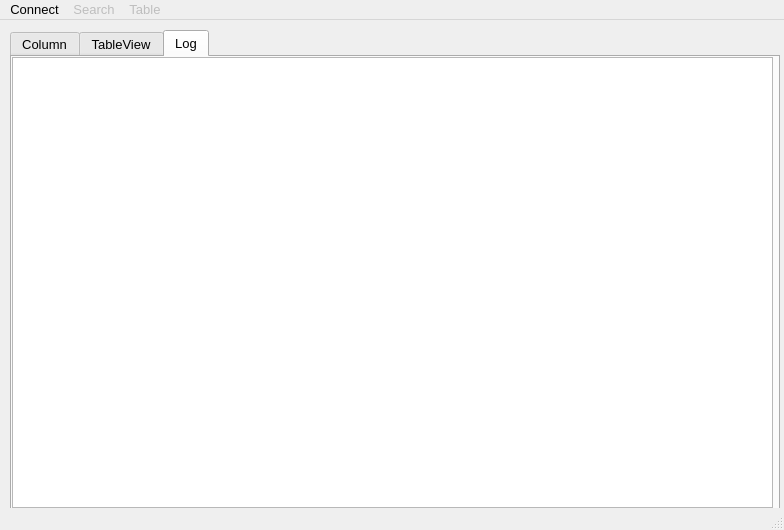
plutorain/PokeDB, file PokeDBWindow.ui: the form before one commit.
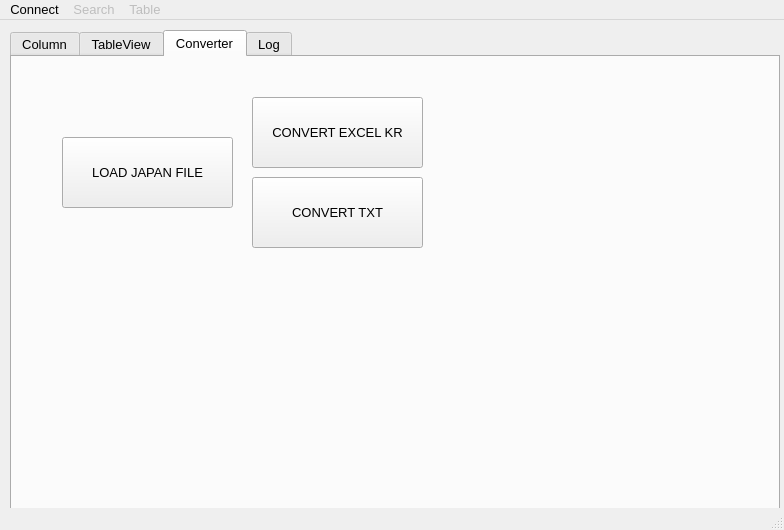
The form after the commit. The open tabs and pages were chosen to show the change.

Commit message:
[FIX] Standard Series Number
Fix Standard Series Number

What changed in the file:
```diff
--- a/PokeDBWindow.ui
+++ b/PokeDBWindow.ui
@@ -115,6 +115,50 @@
     </widget>
     <widget class="QWidget" name="tab3">
      <attribute name="title">
+      <string>Converter</string>
+     </attribute>
+     <widget class="QPushButton" name="pushButton_Load_JP">
+      <property name="geometry">
+       <rect>
+        <x>50</x>
+        <y>80</y>
+        <width>171</width>
+        <height>71</height>
+       </rect>
+      </property>
+      <property name="text">
+       <string>LOAD JAPAN FILE</string>
+      </property>
+     </widget>
+     <widget class="QPushButton" name="pushButton_Cvt_KR">
+      <property name="geometry">
+       <rect>
+        <x>240</x>
+        <y>40</y>
+        <width>171</width>
+        <height>71</height>
+       </rect>
+      </property>
+      <property name="text">
+       <string>CONVERT EXCEL KR</string>
+      </property>
+     </widget>
+     <widget class="QPushButton" name="pushButton_Cvt_Txt">
+      <property name="geometry">
+       <rect>
+        <x>240</x>
+        <y>120</y>
+        <width>171</width>
+        <height>71</height>
+       </rect>
+      </property>
+      <property name="text">
+       <string>CONVERT TXT</string>
+      </property>
+     </widget>
+    </widget>
+    <widget class="QWidget" name="tab4">
+     <attribute name="title">
       <string>Log</string>
      </attribute>
      <widget class="QTextBrowser" name="textBrowser">
```
The commit also changes 2 other files.
